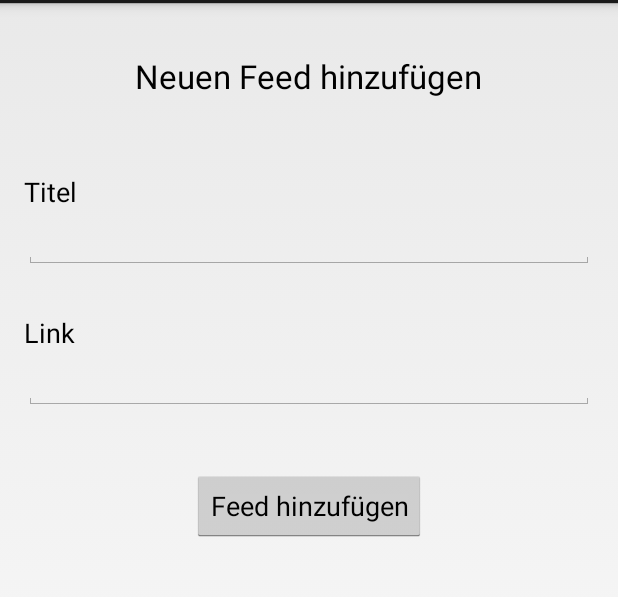
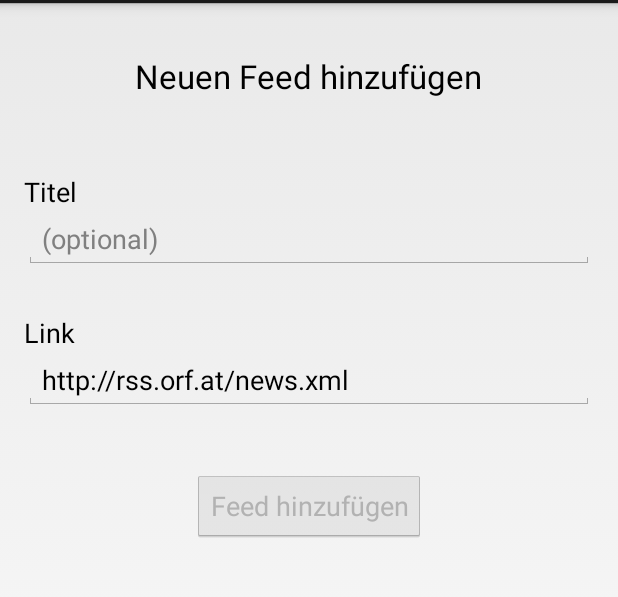
Before and after one commit to buffaloluk7/RssReader, an Android app: the fragment AddRssFeedFragment shown on its own in the app's theme, after a tap on "Feed hinzufügen", on a phone screen of 412 x 824 dp, the part 69-666 px from its top. Run offline under Robolectric (Android 15) with nearby library versions, the phone set to English and light mode, and no system bars.

Commit message:
Adding a new feed works

```diff
--- a/app/src/main/AndroidManifest.xml
+++ b/app/src/main/AndroidManifest.xml
@@ -19,7 +19,7 @@
         </activity>
 
         <service
-            android:name=".services.RssFeedDownloadService"
+            android:name=".services.RssFeedService"
             android:exported="false"></service>
 
         <provider
--- a/app/src/main/java/cc/lukas/rssreader/fragments/AddRssFeedFragment.java
+++ b/app/src/main/java/cc/lukas/rssreader/fragments/AddRssFeedFragment.java
@@ -1,19 +1,56 @@
 package cc.lukas.rssreader.fragments;
 
 import android.app.Fragment;
+import android.content.BroadcastReceiver;
+import android.content.Context;
+import android.content.Intent;
+import android.content.IntentFilter;
 import android.os.Bundle;
+import android.support.v4.content.LocalBroadcastManager;
+import android.util.Patterns;
 import android.view.LayoutInflater;
 import android.view.View;
 import android.view.ViewGroup;
 import android.widget.Button;
+import android.widget.EditText;
 import android.widget.Toast;
 
 import cc.lukas.rssreader.R;
+import cc.lukas.rssreader.services.RssFeedService;
 
 /**
  * A simple {@link Fragment} subclass.
  */
 public class AddRssFeedFragment extends Fragment {
+    private BroadcastReceiver rssFeedReceiver = new BroadcastReceiver() {
+        @Override
+        public void onReceive(Context context, Intent intent) {
+            if (intent.hasExtra(RssFeedService.EXTRA_ERROR_CODE)) {
+                switch (intent.getIntExtra(RssFeedService.EXTRA_ERROR_CODE, 0)) {
+                    case 0:
+                        Toast.makeText(getActivity(), "URL invalid.", Toast.LENGTH_SHORT).show();
+                        break;
+                    case 1:
+                        Toast.makeText(getActivity(), "Invalid XML.", Toast.LENGTH_SHORT).show();
+                        break;
+                    case 2:
+                        Toast.makeText(getActivity(), "An error occurred.", Toast.LENGTH_SHORT).show();
+                        break;
+                }
+                (getActivity().findViewById(R.id.button_addfeed)).setEnabled(true);
+
+                return;
+            }
+
+            // start callback for activity to change fragment
+            long feedId = intent.getLongExtra(RssFeedService.EXTRA_FEED_ID, 0);
+            getActivity().getFragmentManager()
+                    .beginTransaction()
+                    .replace(R.id.container, RssItemListFragment.newInstance(feedId))
+                    .commit();
+        }
+    };
+
     public AddRssFeedFragment() {
         // Required empty public constructor
     }
@@ -24,18 +61,51 @@ public class AddRssFeedFragment extends Fragment {
     }
 
     @Override
+    public void onResume() {
+        super.onResume();
+
+        // Register local broadcast receiver
+        LocalBroadcastManager.getInstance(getActivity()).registerReceiver(rssFeedReceiver,
+                new IntentFilter(RssFeedService.ACTION_CREATE_FEED));
+    }
+
+    @Override
+    public void onPause() {
+        super.onPause();
+
+        // Unregister local broadcast receiver
+        LocalBroadcastManager.getInstance(getActivity()).unregisterReceiver(rssFeedReceiver);
+    }
+
+    @Override
     public View onCreateView(LayoutInflater inflater, ViewGroup container, Bundle savedInstanceState) {
         // Inflate the layout for this fragment
-        View view = inflater.inflate(R.layout.fragment_add_rss_feed, container, false);
-        Button button = (Button) view.findViewById(R.id.button_addfeed);
+        View view = inflater.inflate(R.layout.fragment_add_rssfeed, container, false);
+
+        // UI elements
+        final EditText rssFeedTitle = (EditText) view.findViewById(R.id.editText_rssfeed_title);
+        final EditText rssFeedLink = (EditText) view.findViewById(R.id.editText_rssfeed_link);
+        final Button button = (Button) view.findViewById(R.id.button_addfeed);
+
+        // Add onclick listener to button
         button.setOnClickListener(new View.OnClickListener() {
             @Override
             public void onClick(View v) {
-                // Button clicked
-                int x = 0;
+                String title = rssFeedTitle.getText().toString();
+                String link = rssFeedLink.getText().toString();
+
+                // Show toast if url is invalid.
+                if (!Patterns.WEB_URL.matcher(link).matches()) {
+                    Toast.makeText(getActivity(), "Invalid URL.", Toast.LENGTH_SHORT).show();
+                    return;
+                }
+
+                // Show toast and disable UI elements
                 Toast.makeText(getActivity(), "Bitte warten...", Toast.LENGTH_SHORT).show();
-                // Start service, try to fetch rss feed, start intent so activity changes fragment
+                button.setEnabled(false);
 
+                // Start the service using a helper method
+                RssFeedService.startActionCreateFeed(getActivity(), title, link);
             }
         });
 
--- a/app/src/main/res/layout/fragment_add_rss_feed.xml
+++ b/app/src/main/res/layout/fragment_add_rssfeed.xml
@@ -28,11 +28,12 @@
         android:textAppearance="?android:attr/textAppearanceMedium" />
 
     <EditText
-        android:id="@+id/editText1"
-        android:layout_width="wrap_content"
+        android:id="@+id/editText_rssfeed_title"
+        android:layout_width="match_parent"
         android:layout_height="wrap_content"
         android:layout_below="@+id/textView2"
-        android:ems="@android:integer/config_shortAnimTime">
+        android:hint="@string/hint_optional"
+        android:inputType="text">
 
         <requestFocus />
     </EditText>
@@ -41,26 +42,26 @@
         android:id="@+id/textView3"
         android:layout_width="wrap_content"
         android:layout_height="wrap_content"
-        android:layout_below="@+id/editText1"
+        android:layout_below="@+id/editText_rssfeed_title"
         android:layout_marginTop="30dp"
         android:text="@string/link"
         android:textAppearance="?android:attr/textAppearanceMedium" />
 
     <EditText
-        android:id="@+id/editText2"
-        android:layout_width="wrap_content"
+        android:id="@+id/editText_rssfeed_link"
+        android:layout_width="match_parent"
         android:layout_height="wrap_content"
         android:layout_below="@+id/textView3"
-        android:ems="@android:integer/config_longAnimTime" />
+        android:hint="@string/hint_link"
+        android:inputType="textUri"
+        android:text="http://rss.orf.at/news.xml" />
 
     <Button
         android:id="@+id/button_addfeed"
         android:layout_width="wrap_content"
         android:layout_height="wrap_content"
-        android:layout_below="@+id/editText2"
+        android:layout_below="@+id/editText_rssfeed_link"
         android:layout_centerHorizontal="true"
         android:layout_marginTop="40dp"
         android:text="@string/btn_addfeed" />
-
-
 </RelativeLayout>
--- a/app/src/main/res/values/strings.xml
+++ b/app/src/main/res/values/strings.xml
@@ -9,5 +9,7 @@
     <string name="title">Titel</string>
     <string name="link">Link</string>
     <string name="btn_addfeed">Feed hinzufügen</string>
+    <string name="hint_optional">(optional)</string>
+    <string name="hint_link">(e.g. http://rss.orf.at/news.xml)</string>
 
 </resources>
```
Also changed, not shown: GreenDaoGenerator/src/main/java/cc/lukas/rssreader/greendaogenerator/RssFeedDaoGenerator.java (+8 -4 lines), app/src/main/java/cc/lukas/rssreader/activities/MainActivity.java (+17 -3 lines), app/src/main/java/cc/lukas/rssreader/services/RssFeedService.java (renamed from app/src/main/java/cc/lukas/rssreader/services/RssFeedDownloadService.java, +50 -29 lines).
